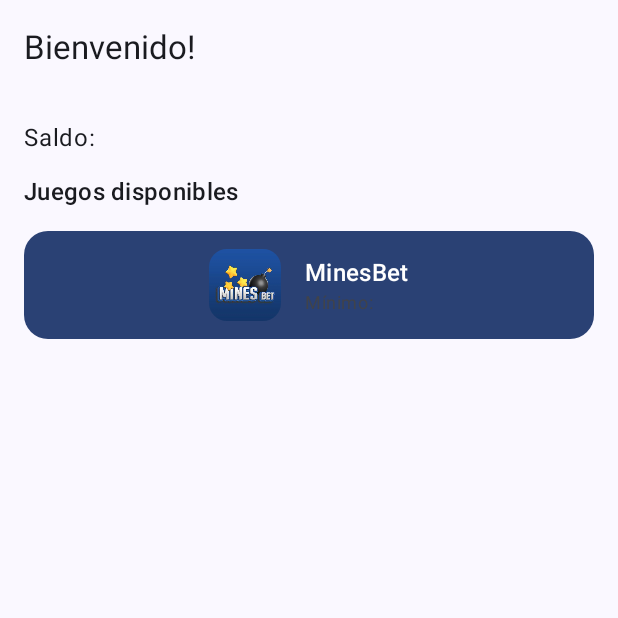
After one commit to tais13/apuestas, an Android app built with Jetpack Compose: the composable MenuPrincipalScreen shown on its own in the app's theme, on a phone screen of 412 x 824 dp, the top half of it. The commit adds this screen. Run offline under Robolectric (Android 15) with nearby library versions, the phone set to English and light mode, and no system bars.

Commit message:
se agrega vistas de menu principal

```diff
--- a/borisApuestas/apuestas/app/src/main/java/com/example/apuestas/MainActivity.kt
+++ b/borisApuestas/apuestas/app/src/main/java/com/example/apuestas/MainActivity.kt
@@ -5,14 +5,18 @@ import RegistroScreen
 import android.os.Bundle
 import androidx.activity.ComponentActivity
 import androidx.activity.compose.setContent
+import androidx.compose.material3.ExperimentalMaterial3Api
+import com.example.apuestas.ui.MenuPrincipalScreen
 import com.example.apuestas.ui.theme.ApuestasTheme
 
+@ExperimentalMaterial3Api
 class MainActivity : ComponentActivity() {
     override fun onCreate(savedInstanceState: Bundle?) {
         super.onCreate(savedInstanceState)
         setContent {
             ApuestasTheme {
-                RegistroScreen()
+                MenuPrincipalScreen()
+
             }
         }
     }
--- /dev/null
+++ b/borisApuestas/apuestas/app/src/main/java/com/example/apuestas/ui/MenuPrincipalScreen.kt
@@ -0,0 +1,78 @@
+package com.example.apuestas.ui
+
+import androidx.compose.foundation.Image
+import androidx.compose.foundation.layout.Column
+import androidx.compose.foundation.layout.PaddingValues
+import androidx.compose.foundation.layout.Row
+import androidx.compose.foundation.layout.Spacer
+import androidx.compose.foundation.layout.fillMaxSize
+import androidx.compose.foundation.layout.fillMaxWidth
+import androidx.compose.foundation.layout.height
+import androidx.compose.foundation.layout.padding
+import androidx.compose.foundation.layout.size
+import androidx.compose.foundation.layout.width
+import androidx.compose.foundation.shape.RoundedCornerShape
+import androidx.compose.material3.Button
+import androidx.compose.material3.ExperimentalMaterial3Api
+import androidx.compose.material3.MaterialTheme
+import androidx.compose.material3.Scaffold
+import androidx.compose.material3.Text
+import androidx.compose.material3.TopAppBar
+import androidx.compose.runtime.Composable
+import androidx.compose.ui.Alignment
+import androidx.compose.ui.Modifier
+import androidx.compose.ui.draw.clip
+import androidx.compose.ui.res.painterResource
+import androidx.compose.ui.unit.dp
+import com.example.apuestas.R
+
+@ExperimentalMaterial3Api
+@Composable
+fun MenuPrincipalScreen(){
+
+    Scaffold(
+        topBar = {
+            TopAppBar(title = { Text("Bienvenido!") })
+        }
+    ) { padding ->
+        Column(
+            modifier = Modifier
+                .fillMaxSize()
+                .padding(padding)
+                .padding(16.dp)
+        ) {
+            Text("Saldo:")
+            Spacer(Modifier.height(12.dp))
+            Text("Juegos disponibles", style = MaterialTheme.typography.titleMedium)
+            Spacer(Modifier.height(8.dp))
+
+            Button(
+                onClick = {},
+                modifier = Modifier
+                    .fillMaxWidth()
+                    .padding(vertical = 6.dp),
+                shape = RoundedCornerShape(16.dp),
+                contentPadding = PaddingValues(12.dp)
+            ) {
+                Row(verticalAlignment = Alignment.CenterVertically) {
+                    Image(
+                        painter = painterResource(id = R.drawable.minesbet),
+                        contentDescription = "MinesBet",
+                        modifier = Modifier
+                            .size(48.dp)
+                            .clip(RoundedCornerShape(12.dp))
+                    )
+                    Spacer(modifier = Modifier.width(16.dp))
+                    Column {
+                        Text("MinesBet", style = MaterialTheme.typography.titleMedium)
+                        Text(
+                            text = "Mínimo: ",
+                            style = MaterialTheme.typography.bodySmall,
+                            color = MaterialTheme.colorScheme.onSurfaceVariant
+                        )
+                    }
+                }
+            }
+        }
+    }
+}
```
Also changed, not shown: borisApuestas/apuestas/app/src/main/res/drawable/minesbet.jpg (added).
